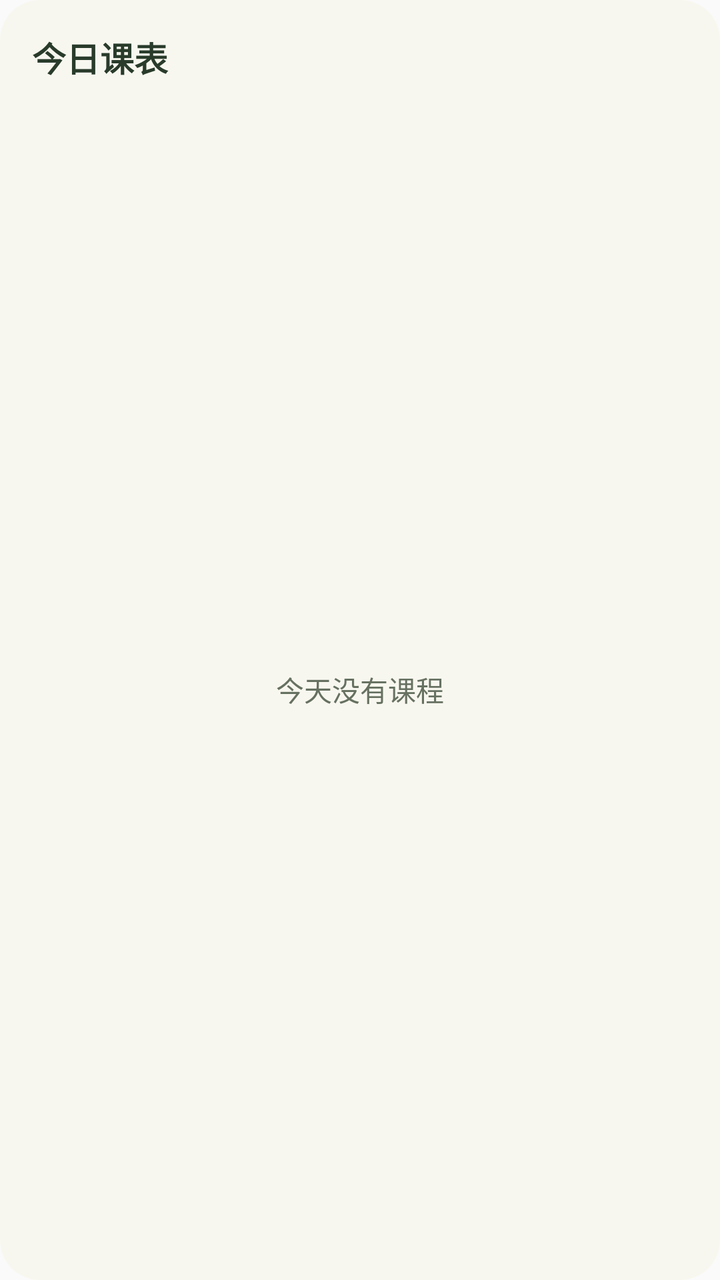
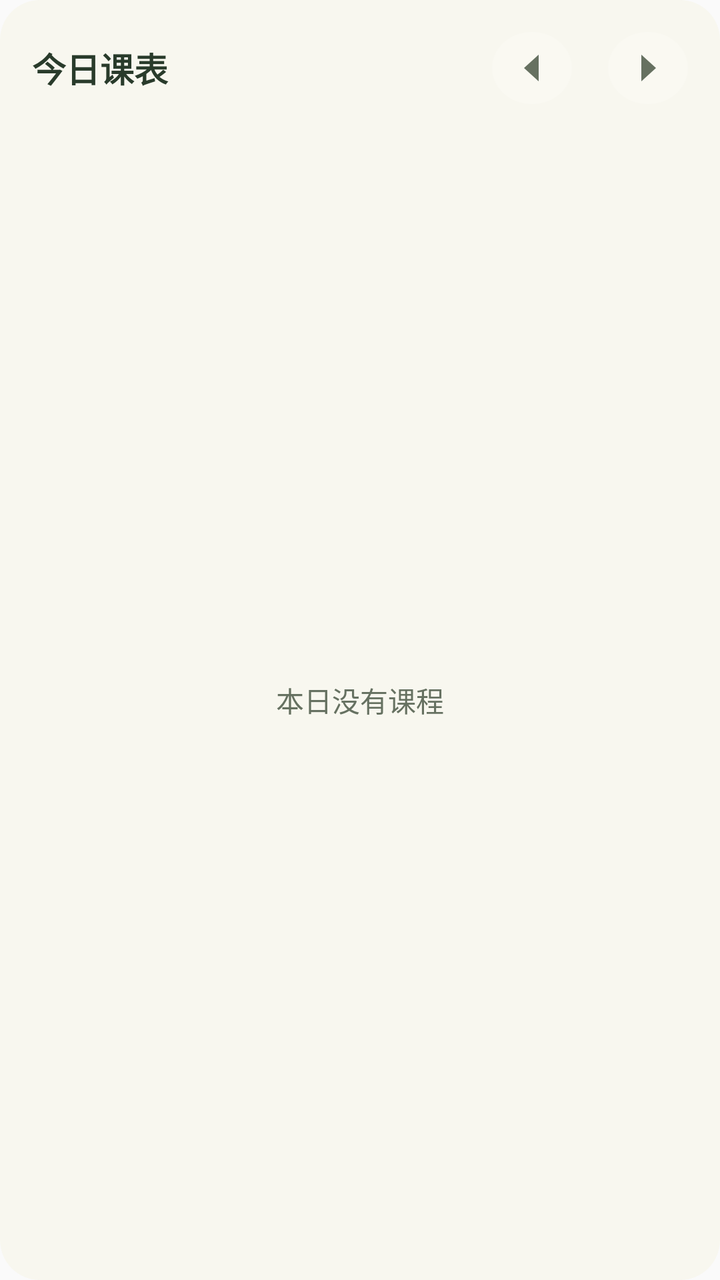

An Android layout rendered at two revisions. The XML below is the earlier revision; the diff shows what the commit changed to produce the second picture.
<!-- AndroidManifest.xml: application theme android:Theme.Material.Light.NoActionBar -->
<!-- res/layout/today_widget_large.xml -->
<FrameLayout xmlns:android="http://schemas.android.com/apk/res/android" android:id="@+id/widget_root" android:layout_width="match_parent" android:layout_height="match_parent">
 <ImageView android:id="@+id/widget_background" android:layout_width="match_parent" android:layout_height="match_parent" android:scaleType="fitXY" android:src="@drawable/widget_background" android:importantForAccessibility="no"/>
 <LinearLayout android:layout_width="match_parent" android:layout_height="match_parent" android:orientation="vertical" android:padding="16dp">
  <TextView android:id="@+id/widget_title" android:layout_width="match_parent" android:layout_height="wrap_content" android:text="今日课表" android:textSize="17sp" android:textStyle="bold" android:textColor="#293b2b"/>
  <TextView android:id="@+id/widget_date" android:layout_width="0dp" android:layout_height="0dp" android:visibility="gone"/>
  <TextView android:id="@+id/widget_subtitle" android:layout_width="match_parent" android:layout_height="wrap_content" android:layout_marginBottom="8dp" android:textSize="12sp" android:textColor="#667161"/>
  <FrameLayout android:layout_width="match_parent" android:layout_height="0dp" android:layout_weight="1"><ListView android:id="@+id/widget_list" android:layout_width="match_parent" android:layout_height="match_parent" android:divider="@android:color/transparent" android:dividerHeight="6dp"/><TextView android:id="@+id/widget_empty" android:layout_width="match_parent" android:layout_height="match_parent" android:gravity="center" android:text="今天没有课程" android:textColor="#667161"/></FrameLayout>
 </LinearLayout>
</FrameLayout>
<!-- resources referenced by this layout -->
<resources>
  <!-- drawable widget_background (drawable) -->
  <shape xmlns:android="http://schemas.android.com/apk/res/android"><solid android:color="#f8f7ef"/><corners android:radius="20dp"/></shape>
</resources>

<!-- the commit's change to res/layout/today_widget_large.xml (unified diff, before → after) -->
@@ -1,9 +1,9 @@
 <FrameLayout xmlns:android="http://schemas.android.com/apk/res/android" android:id="@+id/widget_root" android:layout_width="match_parent" android:layout_height="match_parent">
  <ImageView android:id="@+id/widget_background" android:layout_width="match_parent" android:layout_height="match_parent" android:scaleType="fitXY" android:src="@drawable/widget_background" android:importantForAccessibility="no"/>
  <LinearLayout android:layout_width="match_parent" android:layout_height="match_parent" android:orientation="vertical" android:padding="16dp">
-  <TextView android:id="@+id/widget_title" android:layout_width="match_parent" android:layout_height="wrap_content" android:text="今日课表" android:textSize="17sp" android:textStyle="bold" android:textColor="#293b2b"/>
+  <LinearLayout android:layout_width="match_parent" android:layout_height="wrap_content" android:orientation="horizontal" android:gravity="center_vertical" android:baselineAligned="false"><TextView android:id="@+id/widget_title" android:layout_width="0dp" android:layout_height="wrap_content" android:layout_weight="1" android:gravity="center_vertical" android:text="今日课表" android:textSize="17sp" android:textStyle="bold" android:textColor="#293b2b"/><ImageView android:id="@+id/widget_prev" android:layout_width="40dp" android:layout_height="36dp" android:padding="10dp" android:src="@drawable/ic_widget_prev" android:background="@drawable/widget_arrow_background" android:contentDescription="前一天"/><ImageView android:id="@+id/widget_next" android:layout_width="40dp" android:layout_height="36dp" android:layout_marginStart="18dp" android:padding="10dp" android:src="@drawable/ic_widget_next" android:background="@drawable/widget_arrow_background" android:contentDescription="后一天"/></LinearLayout>
   <TextView android:id="@+id/widget_date" android:layout_width="0dp" android:layout_height="0dp" android:visibility="gone"/>
   <TextView android:id="@+id/widget_subtitle" android:layout_width="match_parent" android:layout_height="wrap_content" android:layout_marginBottom="8dp" android:textSize="12sp" android:textColor="#667161"/>
-  <FrameLayout android:layout_width="match_parent" android:layout_height="0dp" android:layout_weight="1"><ListView android:id="@+id/widget_list" android:layout_width="match_parent" android:layout_height="match_parent" android:divider="@android:color/transparent" android:dividerHeight="6dp"/><TextView android:id="@+id/widget_empty" android:layout_width="match_parent" android:layout_height="match_parent" android:gravity="center" android:text="今天没有课程" android:textColor="#667161"/></FrameLayout>
+  <FrameLayout android:layout_width="match_parent" android:layout_height="0dp" android:layout_weight="1"><ListView android:id="@+id/widget_list" android:layout_width="match_parent" android:layout_height="match_parent" android:divider="@android:color/transparent" android:dividerHeight="6dp"/><TextView android:id="@+id/widget_empty" android:layout_width="match_parent" android:layout_height="match_parent" android:gravity="center" android:text="本日没有课程" android:textColor="#667161"/></FrameLayout>
  </LinearLayout>
 </FrameLayout>
<!-- resource entries referenced after the edit -->
@@ -1,5 +1,11 @@
 <!-- resources referenced by this layout -->
 <resources>
+  <!-- drawable ic_widget_next (drawable) -->
+  <vector xmlns:android="http://schemas.android.com/apk/res/android" android:width="12dp" android:height="12dp" android:viewportWidth="12" android:viewportHeight="12"><path android:fillColor="#667161" android:pathData="M3.5,1 L9,6 L3.5,11 Z"/></vector>
+  <!-- drawable ic_widget_prev (drawable) -->
+  <vector xmlns:android="http://schemas.android.com/apk/res/android" android:width="12dp" android:height="12dp" android:viewportWidth="12" android:viewportHeight="12"><path android:fillColor="#667161" android:pathData="M8.5,1 L3,6 L8.5,11 Z"/></vector>
+  <!-- drawable widget_arrow_background (drawable) -->
+  <ripple xmlns:android="http://schemas.android.com/apk/res/android" android:color="#55667161"><item><shape android:shape="oval"><solid android:color="#33FFFFFF" /></shape></item></ripple>
   <!-- drawable widget_background (drawable) -->
   <shape xmlns:android="http://schemas.android.com/apk/res/android"><solid android:color="#f8f7ef"/><corners android:radius="20dp"/></shape>
 </resources>
